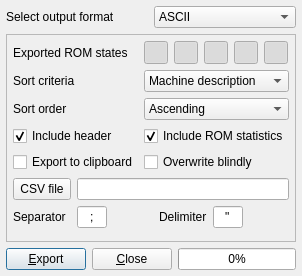
This is romstatusexport.ui in qmc2/qmc2-mame-fe as Qt 5 draws it before an edit. The edited form follows.
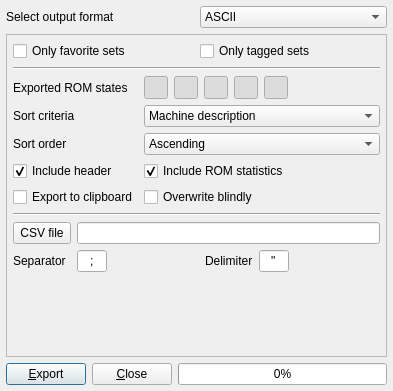
This is the edited form. The open tabs and pages were chosen to show the change. Icons and pictures are not drawn.

Commit message: new: added two new options to the ROM status exporter which allow for exporting only favorites or tagged sets

Patch:
```diff
--- a/romstatusexport.ui
+++ b/romstatusexport.ui
@@ -7,8 +7,8 @@
    <rect>
     <x>0</x>
     <y>0</y>
-    <width>295</width>
-    <height>276</height>
+    <width>393</width>
+    <height>391</height>
    </rect>
   </property>
   <property name="windowTitle">
@@ -59,21 +59,130 @@
      <property name="frameShape">
       <enum>QFrame::StyledPanel</enum>
      </property>
-     <layout class="QGridLayout" name="gridLayout_4">
-      <item row="0" column="0">
-       <widget class="QLabel" name="label">
+     <layout class="QGridLayout" name="gridLayoutFrameExportParams">
+      <item row="1" column="0" colspan="2">
+       <widget class="Line" name="line">
+        <property name="orientation">
+         <enum>Qt::Horizontal</enum>
+        </property>
+       </widget>
+      </item>
+      <item row="4" column="1">
+       <widget class="QComboBox" name="comboBoxSortOrder">
         <property name="sizePolicy">
-         <sizepolicy hsizetype="Minimum" vsizetype="Preferred">
+         <sizepolicy hsizetype="Preferred" vsizetype="Minimum">
           <horstretch>0</horstretch>
           <verstretch>0</verstretch>
          </sizepolicy>
         </property>
+        <property name="toolTip">
+         <string>Select sort order</string>
+        </property>
+        <item>
+         <property name="text">
+          <string>Ascending</string>
+         </property>
+         <property name="icon">
+          <iconset resource="qmc2.qrc">
+           <normaloff>:/data/img/up_action.png</normaloff>:/data/img/up_action.png</iconset>
+         </property>
+        </item>
+        <item>
+         <property name="text">
+          <string>Descending</string>
+         </property>
+         <property name="icon">
+          <iconset resource="qmc2.qrc">
+           <normaloff>:/data/img/down_action.png</normaloff>:/data/img/down_action.png</iconset>
+         </property>
+        </item>
+       </widget>
+      </item>
+      <item row="3" column="1">
+       <widget class="QComboBox" name="comboBoxSortCriteria">
+        <property name="sizePolicy">
+         <sizepolicy hsizetype="Preferred" vsizetype="Minimum">
+          <horstretch>0</horstretch>
+          <verstretch>0</verstretch>
+         </sizepolicy>
+        </property>
+        <property name="toolTip">
+         <string>Select sort criteria</string>
+        </property>
+        <item>
+         <property name="text">
+          <string>Machine description</string>
+         </property>
+        </item>
+        <item>
+         <property name="text">
+          <string>ROM status</string>
+         </property>
+        </item>
+        <item>
+         <property name="text">
+          <string>Year</string>
+         </property>
+        </item>
+        <item>
+         <property name="text">
+          <string>Manufacturer</string>
+         </property>
+        </item>
+        <item>
+         <property name="text">
+          <string>Machine name</string>
+         </property>
+        </item>
+        <item>
+         <property name="text">
+          <string>ROM types</string>
+         </property>
+        </item>
+        <item>
+         <property name="text">
+          <string>Players</string>
+         </property>
+        </item>
+        <item>
+         <property name="text">
+          <string>Driver status</string>
+         </property>
+        </item>
+       </widget>
+      </item>
+      <item row="0" column="0" colspan="2">
+       <layout class="QHBoxLayout" name="horizontalLayout_6">
+        <item>
+         <widget class="QCheckBox" name="checkBoxFavoriteSetsOnly">
+          <property name="toolTip">
+           <string>Export only favorite sets?</string>
+          </property>
+          <property name="text">
+           <string>Only favorite sets</string>
+          </property>
+         </widget>
+        </item>
+        <item>
+         <widget class="QCheckBox" name="checkBoxTaggedSetsOnly">
+          <property name="toolTip">
+           <string>Export only sets that are tagged?</string>
+          </property>
+          <property name="text">
+           <string>Only tagged sets</string>
+          </property>
+         </widget>
+        </item>
+       </layout>
+      </item>
+      <item row="4" column="0">
+       <widget class="QLabel" name="labelSortOrder">
         <property name="text">
-         <string>Exported ROM states</string>
+         <string>Sort order</string>
         </property>
        </widget>
       </item>
-      <item row="0" column="1">
+      <item row="2" column="1">
        <layout class="QHBoxLayout" name="horizontalLayout_3">
         <item>
          <widget class="QToolButton" name="toolButtonExportC">
@@ -175,118 +284,40 @@
         </item>
        </layout>
       </item>
-      <item row="1" column="0">
-       <widget class="QLabel" name="labelSortCriteria">
-        <property name="text">
-         <string>Sort criteria</string>
+      <item row="7" column="0" colspan="2">
+       <widget class="Line" name="line_2">
+        <property name="orientation">
+         <enum>Qt::Horizontal</enum>
         </property>
        </widget>
       </item>
-      <item row="1" column="1">
-       <widget class="QComboBox" name="comboBoxSortCriteria">
-        <property name="sizePolicy">
-         <sizepolicy hsizetype="Preferred" vsizetype="Minimum">
-          <horstretch>0</horstretch>
-          <verstretch>0</verstretch>
-         </sizepolicy>
-        </property>
-        <property name="toolTip">
-         <string>Select sort criteria</string>
-        </property>
-        <item>
-         <property name="text">
-          <string>Machine description</string>
-         </property>
-        </item>
-        <item>
-         <property name="text">
-          <string>ROM status</string>
-         </property>
-        </item>
-        <item>
-         <property name="text">
-          <string>Year</string>
-         </property>
-        </item>
-        <item>
-         <property name="text">
-          <string>Manufacturer</string>
-         </property>
-        </item>
-        <item>
-         <property name="text">
-          <string>Machine name</string>
-         </property>
-        </item>
-        <item>
-         <property name="text">
-          <string>ROM types</string>
-         </property>
-        </item>
-        <item>
-         <property name="text">
-          <string>Players</string>
-         </property>
-        </item>
-        <item>
-         <property name="text">
-          <string>Driver status</string>
-         </property>
-        </item>
-       </widget>
-      </item>
       <item row="2" column="0">
-       <widget class="QLabel" name="labelSortOrder">
-        <property name="text">
-         <string>Sort order</string>
-        </property>
-       </widget>
-      </item>
-      <item row="2" column="1">
-       <widget class="QComboBox" name="comboBoxSortOrder">
+       <widget class="QLabel" name="label">
         <property name="sizePolicy">
-         <sizepolicy hsizetype="Preferred" vsizetype="Minimum">
+         <sizepolicy hsizetype="Minimum" vsizetype="Preferred">
           <horstretch>0</horstretch>
           <verstretch>0</verstretch>
          </sizepolicy>
         </property>
-        <property name="toolTip">
-         <string>Select sort order</string>
+        <property name="text">
+         <string>Exported ROM states</string>
         </property>
-        <item>
-         <property name="text">
-          <string>Ascending</string>
-         </property>
-         <property name="icon">
-          <iconset resource="qmc2.qrc">
-           <normaloff>:/data/img/up_action.png</normaloff>:/data/img/up_action.png</iconset>
-         </property>
-        </item>
-        <item>
-         <property name="text">
-          <string>Descending</string>
-         </property>
-         <property name="icon">
-          <iconset resource="qmc2.qrc">
-           <normaloff>:/data/img/down_action.png</normaloff>:/data/img/down_action.png</iconset>
-         </property>
-        </item>
        </widget>
       </item>
-      <item row="3" column="0">
-       <widget class="QCheckBox" name="checkBoxIncludeHeader">
+      <item row="6" column="1">
+       <widget class="QCheckBox" name="checkBoxOverwriteBlindly">
         <property name="toolTip">
          <string>Include some header information in export</string>
         </property>
         <property name="text">
-         <string>Include header</string>
+         <string>Overwrite blindly</string>
         </property>
         <property name="checked">
-         <bool>true</bool>
+         <bool>false</bool>
         </property>
        </widget>
       </item>
-      <item row="3" column="1">
+      <item row="5" column="1">
        <widget class="QCheckBox" name="checkBoxIncludeStatistics">
         <property name="toolTip">
          <string>Include statistical overview of the ROM state in export</string>
@@ -299,7 +330,27 @@
         </property>
        </widget>
       </item>
-      <item row="4" column="0">
+      <item row="5" column="0">
+       <widget class="QCheckBox" name="checkBoxIncludeHeader">
+        <property name="toolTip">
+         <string>Include some header information in export</string>
+        </property>
+        <property name="text">
+         <string>Include header</string>
+        </property>
+        <property name="checked">
+         <bool>true</bool>
+        </property>
+       </widget>
+      </item>
+      <item row="3" column="0">
+       <widget class="QLabel" name="labelSortCriteria">
+        <property name="text">
+         <string>Sort criteria</string>
+        </property>
+       </widget>
+      </item>
+      <item row="6" column="0">
        <widget class="QCheckBox" name="checkBoxExportToClipboard">
         <property name="toolTip">
          <string>Export to the system clipboard instead of a file</string>
@@ -312,20 +363,7 @@
         </property>
        </widget>
       </item>
-      <item row="4" column="1">
-       <widget class="QCheckBox" name="checkBoxOverwriteBlindly">
-        <property name="toolTip">
-         <string>Overwrite existing files without asking what to do</string>
-        </property>
-        <property name="text">
-         <string>Overwrite blindly</string>
-        </property>
-        <property name="checked">
-         <bool>false</bool>
-        </property>
-       </widget>
-      </item>
-      <item row="5" column="0" colspan="2">
+      <item row="8" column="0" colspan="2">
        <widget class="QStackedWidget" name="stackedWidgetOutputParams">
         <property name="currentIndex">
          <number>0</number>
@@ -496,8 +534,8 @@
               </property>
               <property name="sizeHint" stdset="0">
                <size>
-                <width>17</width>
-                <height>63</height>
+                <width>20</width>
+                <height>0</height>
                </size>
               </property>
              </spacer>
```
Left out of the diff: 70 changed lines with no effect on the pictures. The commit also changes 16 other files.
